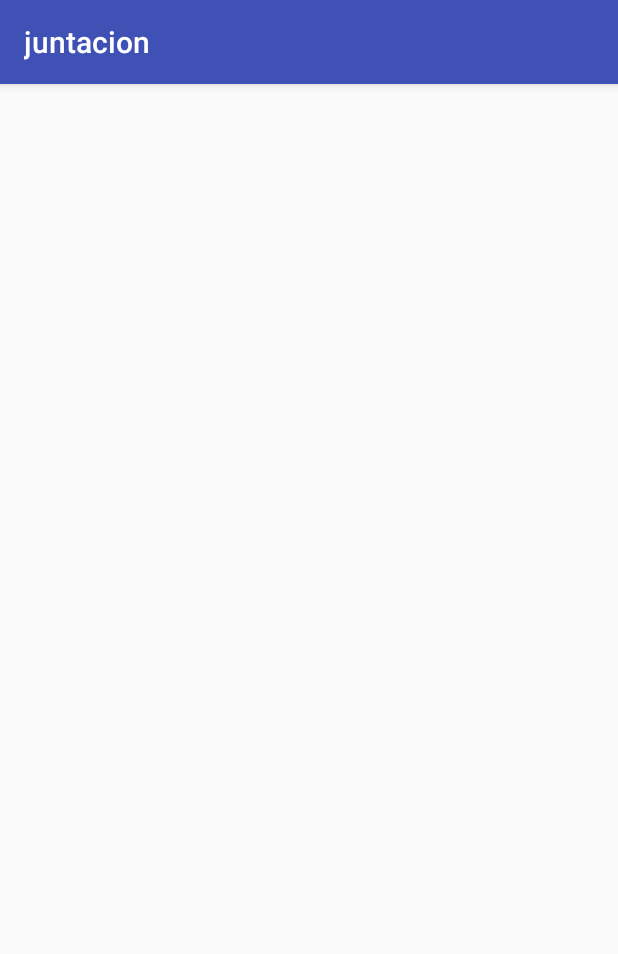
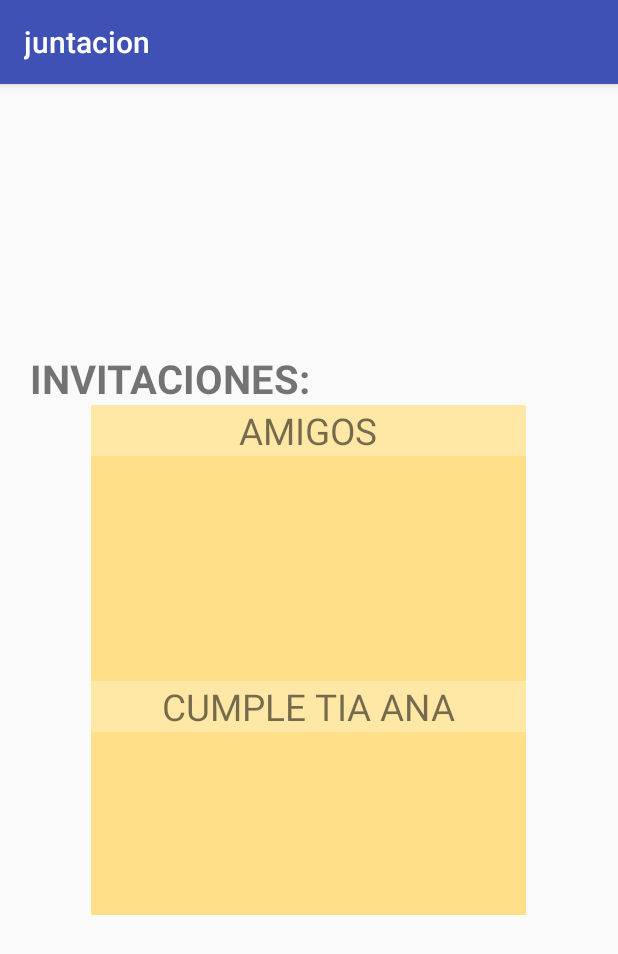
Before and after one commit to NecroKorn/juntacion, an Android app: the InvitacionesActivity screen opened directly, with no data from a screen before it, on a phone screen of 412 x 824 dp. Shown: the top 954 px of the screen. Run offline under Robolectric (Android 15) with nearby library versions, the phone set to English and light mode, and no system bars.

Commit message:
Update activity_invitaciones.xml

```diff
--- a/app/src/main/res/layout/activity_invitaciones.xml
+++ b/app/src/main/res/layout/activity_invitaciones.xml
@@ -1,8 +1,72 @@
-<android.support.constraint.ConstraintLayout xmlns:android="http://schemas.android.com/apk/res/android"
-    xmlns:app="http://schemas.android.com/apk/res-auto"
-    xmlns:tools="http://schemas.android.com/tools"
+<RelativeLayout
     android:layout_width="match_parent"
     android:layout_height="match_parent"
-    tools:context="cl.darkcity.vv.juntacion.InvitacionesActivity">
+    xmlns:android="http://schemas.android.com/apk/res/android">
 
-</android.support.constraint.ConstraintLayout>
+    <!--Título sección: INVITACIONES-->
+    <TextView
+        android:id="@+id/titulo_invitaciones"
+        android:text="INVITACIONES:"
+        android:layout_width="wrap_content"
+        android:layout_height="wrap_content"
+        android:textStyle="bold"
+        android:textSize="12pt"
+        android:layout_above="@+id/detalle_inv"
+        android:layout_marginLeft="20dp"
+        />
+
+    <!--caja detalle_inv -->
+    <LinearLayout
+        android:id="@+id/detalle_inv"
+        android:layout_width="290dp"
+        android:layout_height="340dp"
+        android:layout_centerInParent="true"
+        android:background="#ffdf88"
+        android:orientation="vertical"
+        >
+
+        <!-- elemento 1 -->
+        <TextView
+            android:id="@+id/txt_inv_1"
+            android:text="AMIGOS"
+            android:layout_width="match_parent"
+            android:layout_height="wrap_content"
+            android:textSize="11pt"
+            android:background="#ffe7a6"
+            android:textAlignment="center"
+            />
+
+        <!--ID @+id/contacto_inv-->
+        <ListView
+            android:id="@+id/contacto_inv_1"
+            android:layout_width="wrap_content"
+            android:layout_height="150dp"
+            android:dividerHeight="1dp"
+            android:divider="#fff"
+            />
+
+        <!-- elemento 2 -->
+        <TextView
+            android:id="@+id/txt_inv_2"
+            android:text="CUMPLE TIA ANA"
+            android:layout_width="match_parent"
+            android:layout_height="wrap_content"
+            android:textSize="11pt"
+            android:background="#ffe7a6"
+            android:textAlignment="center"
+            />
+
+        <!--ID @+id/contacto_inv_2-->
+        <ListView
+            android:id="@+id/contacto_inv_2"
+            android:layout_width="wrap_content"
+            android:layout_height="150dp"
+            android:dividerHeight="1dp"
+            android:divider="#fff"
+            />
+
+    </LinearLayout>
+
+
+
+</RelativeLayout>
```
